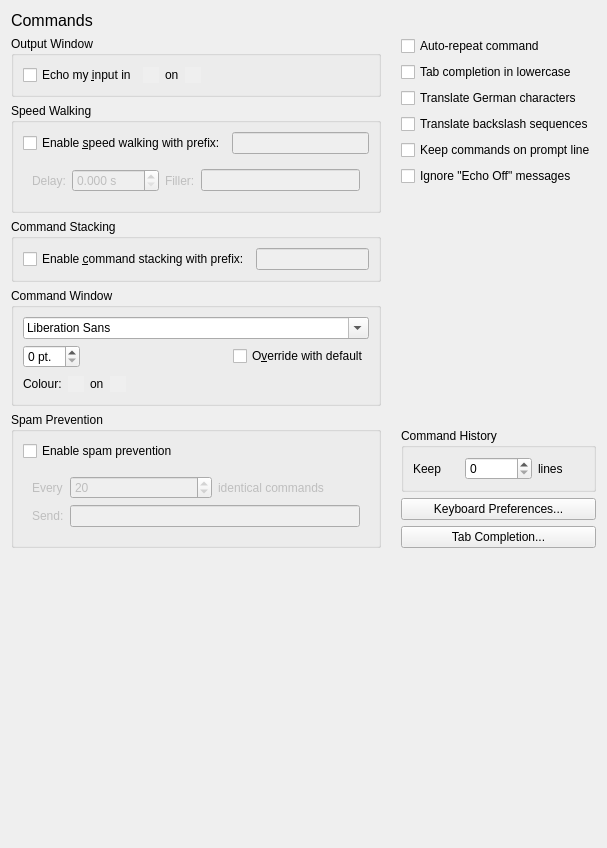
jnbooth/smushclient, file smushclient-qt/cpp/ui/prefs/commands.ui: the form before one commit.
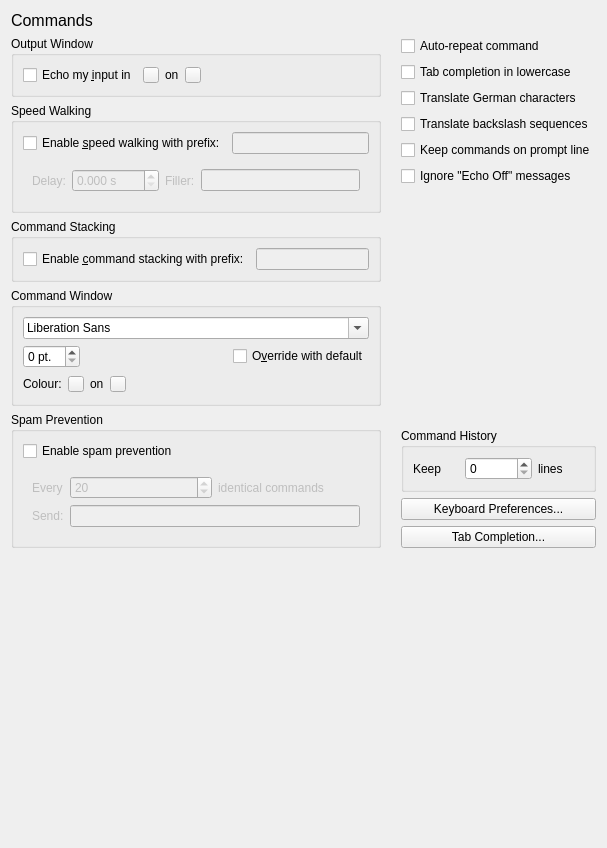
The form after the commit. Custom widgets are drawn as their Qt base class.

What changed in the file:
```diff
--- a/smushclient-qt/cpp/ui/prefs/commands.ui
+++ b/smushclient-qt/cpp/ui/prefs/commands.ui
@@ -63,15 +63,6 @@
               <height>16</height>
              </size>
             </property>
-            <property name="autoFillBackground">
-             <bool>true</bool>
-            </property>
-            <property name="text">
-             <string/>
-            </property>
-            <property name="flat">
-             <bool>true</bool>
-            </property>
            </widget>
           </item>
           <item>
@@ -89,15 +80,6 @@
               <height>16</height>
              </size>
             </property>
-            <property name="autoFillBackground">
-             <bool>true</bool>
-            </property>
-            <property name="text">
-             <string/>
-            </property>
-            <property name="flat">
-             <bool>true</bool>
-            </property>
            </widget>
           </item>
           <item>
@@ -265,15 +247,6 @@
                 <height>16</height>
                </size>
               </property>
-              <property name="autoFillBackground">
-               <bool>true</bool>
-              </property>
-              <property name="text">
-               <string/>
-              </property>
-              <property name="flat">
-               <bool>true</bool>
-              </property>
              </widget>
             </item>
             <item>
@@ -291,15 +264,6 @@
                 <height>16</height>
                </size>
               </property>
-              <property name="autoFillBackground">
-               <bool>true</bool>
-              </property>
-              <property name="text">
-               <string/>
-              </property>
-              <property name="flat">
-               <bool>true</bool>
-              </property>
              </widget>
             </item>
             <item>
@@ -514,7 +478,7 @@
  <customwidgets>
   <customwidget>
    <class>ColorPickerButton</class>
-   <extends>QPushButton</extends>
+   <extends>QToolButton</extends>
    <header>colorpickerbutton.h</header>
   </customwidget>
  </customwidgets>
```
